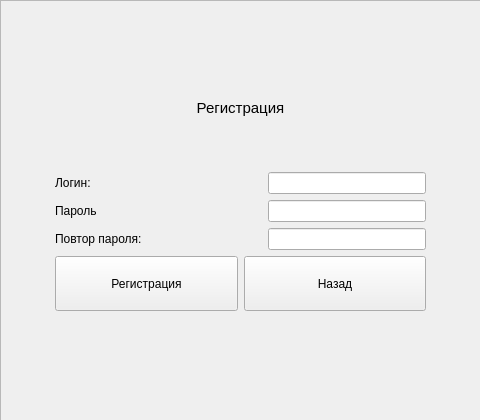
NikDiamond/NikLauncher, file src/reg.ui: the form before one commit.
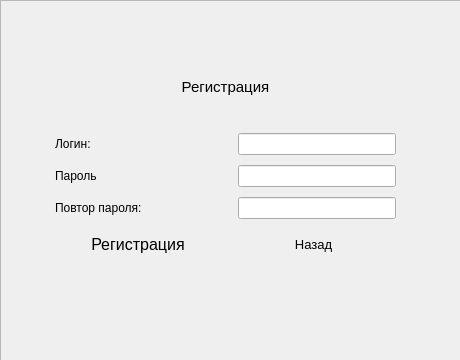
The form after the commit.

What changed in the file:
```diff
--- a/src/reg.ui
+++ b/src/reg.ui
@@ -6,25 +6,32 @@
    <rect>
     <x>0</x>
     <y>0</y>
-    <width>480</width>
-    <height>420</height>
+    <width>460</width>
+    <height>360</height>
    </rect>
   </property>
   <property name="windowTitle">
    <string>Form</string>
   </property>
   <property name="styleSheet">
-   <string notr="true"/>
+   <string notr="true">QPushButton{
+	width: 80px;
+	height: 30px;
+	border: none;
+}</string>
   </property>
   <widget class="QFrame" name="regWrap">
    <property name="geometry">
     <rect>
      <x>0</x>
      <y>0</y>
-     <width>481</width>
-     <height>421</height>
+     <width>471</width>
+     <height>361</height>
     </rect>
    </property>
+   <property name="styleSheet">
+    <string notr="true"/>
+   </property>
    <property name="frameShape">
     <enum>QFrame::StyledPanel</enum>
    </property>
@@ -36,8 +43,8 @@
      <rect>
       <x>0</x>
       <y>0</y>
-      <width>481</width>
-      <height>421</height>
+      <width>451</width>
+      <height>351</height>
      </rect>
     </property>
     <layout class="QVBoxLayout" name="regLayout">
@@ -55,6 +62,9 @@
      </property>
      <item>
       <layout class="QVBoxLayout" name="verticalLayout">
+       <property name="spacing">
+        <number>10</number>
+       </property>
        <property name="leftMargin">
         <number>50</number>
        </property>
@@ -86,7 +96,7 @@
           </spacer>
          </item>
          <item>
-          <widget class="QLabel" name="label_4">
+          <widget class="QLabel" name="label_3">
            <property name="font">
             <font>
              <pointsize>11</pointsize>
@@ -104,6 +114,9 @@
        </item>
        <item>
         <layout class="QVBoxLayout" name="verticalLayout_2">
+         <property name="spacing">
+          <number>10</number>
+         </property>
          <item>
           <layout class="QHBoxLayout" name="horizontalLayout_4">
            <item>
@@ -170,7 +183,7 @@
          <item>
           <layout class="QHBoxLayout" name="horizontalLayout_6">
            <item>
-            <widget class="QLabel" name="label_3">
+            <widget class="QLabel" name="pass2">
              <property name="text">
               <string>Повтор пароля:</string>
              </property>
@@ -206,30 +219,57 @@
         <layout class="QVBoxLayout" name="verticalLayout_4">
          <item>
           <layout class="QHBoxLayout" name="horizontalLayout_2">
+           <property name="spacing">
+            <number>10</number>
+           </property>
            <item>
             <widget class="QPushButton" name="doReg">
              <property name="sizePolicy">
-              <sizepolicy hsizetype="Minimum" vsizetype="Preferred">
+              <sizepolicy hsizetype="Minimum" vsizetype="Minimum">
                <horstretch>0</horstretch>
                <verstretch>0</verstretch>
               </sizepolicy>
              </property>
+             <property name="font">
+              <font>
+               <family>Tahoma</family>
+               <pointsize>12</pointsize>
+              </font>
+             </property>
              <property name="cursor">
               <cursorShape>PointingHandCursor</cursorShape>
              </property>
+             <property name="styleSheet">
+              <string notr="true"/>
+             </property>
              <property name="text">
               <string>Регистрация</string>
              </property>
+             <property name="autoDefault">
+              <bool>false</bool>
+             </property>
+             <property name="default">
+              <bool>false</bool>
+             </property>
+             <property name="flat">
+              <bool>false</bool>
+             </property>
             </widget>
            </item>
            <item>
             <widget class="QPushButton" name="toBack">
              <property name="sizePolicy">
-              <sizepolicy hsizetype="Minimum" vsizetype="Preferred">
+              <sizepolicy hsizetype="Minimum" vsizetype="Minimum">
                <horstretch>0</horstretch>
                <verstretch>0</verstretch>
               </sizepolicy>
              </property>
+             <property name="font">
+              <font>
+               <family>Tahoma</family>
+               <pointsize>10</pointsize>
+              </font>
+             </property>
              <property name="cursor">
               <cursorShape>PointingHandCursor</cursorShape>
              </property>
```
